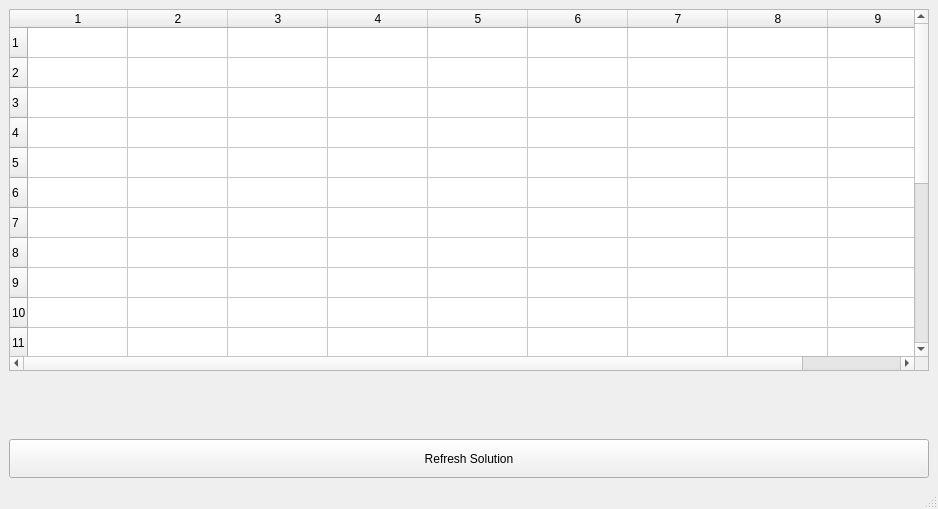
The window that forms/solution.ui (PlaviAjvar/Economic-Dispatching) describes before a commit, drawn with Qt 5.
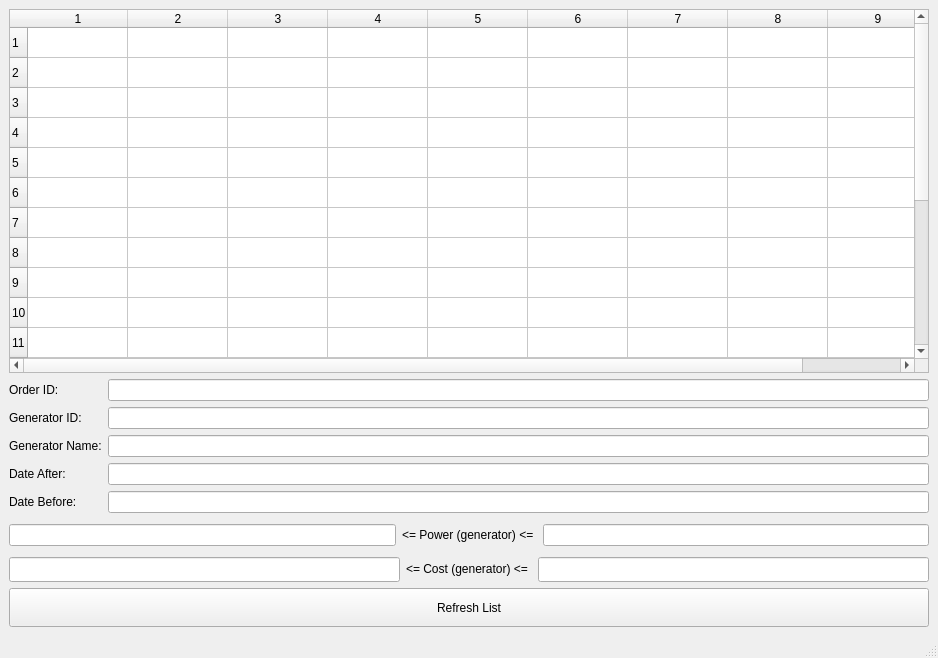
The same window after the commit.

Patch:
```diff
--- a/forms/solution.ui
+++ b/forms/solution.ui
@@ -7,7 +7,7 @@
     <x>0</x>
     <y>0</y>
     <width>938</width>
-    <height>509</height>
+    <height>658</height>
    </rect>
   </property>
   <property name="windowTitle">
@@ -55,30 +55,122 @@
      </widget>
     </item>
     <item>
-     <widget class="QLabel" name="total_cost">
-      <property name="minimumSize">
-       <size>
-        <width>0</width>
-        <height>25</height>
-       </size>
+     <layout class="QFormLayout" name="formLayout">
+      <item row="0" column="0">
+       <widget class="QLabel" name="orderIDLabel">
+        <property name="text">
+         <string>Order ID:</string>
+        </property>
+       </widget>
+      </item>
+      <item row="0" column="1">
+       <widget class="QLineEdit" name="orderIDLineEdit"/>
+      </item>
+      <item row="1" column="0">
+       <widget class="QLabel" name="generatorIDLabel">
+        <property name="text">
+         <string>Generator ID:</string>
+        </property>
+       </widget>
+      </item>
+      <item row="1" column="1">
+       <widget class="QLineEdit" name="generatorIDLineEdit"/>
+      </item>
+      <item row="2" column="0">
+       <widget class="QLabel" name="generatorNameLabel">
+        <property name="text">
+         <string>Generator Name:</string>
+        </property>
+       </widget>
+      </item>
+      <item row="2" column="1">
+       <widget class="QLineEdit" name="generatorNameLineEdit"/>
+      </item>
+      <item row="3" column="0">
+       <widget class="QLabel" name="dateAfterLabel">
+        <property name="text">
+         <string>Date After:</string>
+        </property>
+       </widget>
+      </item>
+      <item row="3" column="1">
+       <widget class="QLineEdit" name="dateAfterLineEdit"/>
+      </item>
+      <item row="4" column="0">
+       <widget class="QLabel" name="dateBeforeLabel">
+        <property name="text">
+         <string>Date Before:</string>
+        </property>
+       </widget>
+      </item>
+      <item row="4" column="1">
+       <widget class="QLineEdit" name="dateBeforeLineEdit"/>
+      </item>
+     </layout>
+    </item>
+    <item>
+     <layout class="QHBoxLayout" name="horizontalLayout">
+      <property name="sizeConstraint">
+       <enum>QLayout::SetDefaultConstraint</enum>
       </property>
-      <property name="text">
-       <string/>
+      <property name="topMargin">
+       <number>5</number>
       </property>
-     </widget>
+      <item>
+       <widget class="QLineEdit" name="powerLowLineEdit"/>
+      </item>
+      <item>
+       <widget class="QLabel" name="label">
+        <property name="text">
+         <string>   &lt;=   Power (generator)   &lt;=    </string>
+        </property>
+       </widget>
+      </item>
+      <item>
+       <widget class="QLineEdit" name="powerHighLineEdit">
+        <property name="maximumSize">
+         <size>
+          <width>16777215</width>
+          <height>25</height>
+         </size>
+        </property>
+       </widget>
+      </item>
+     </layout>
     </item>
     <item>
-     <widget class="QLabel" name="supplied_power">
-      <property name="minimumSize">
-       <size>
-        <width>0</width>
-        <height>25</height>
-       </size>
+     <layout class="QHBoxLayout" name="horizontalLayout_2">
+      <property name="topMargin">
+       <number>5</number>
       </property>
-      <property name="text">
-       <string/>
-      </property>
-     </widget>
+      <item>
+       <widget class="QLineEdit" name="costLowLineEdit">
+        <property name="minimumSize">
+         <size>
+          <width>0</width>
+          <height>25</height>
+         </size>
+        </property>
+       </widget>
+      </item>
+      <item>
+       <widget class="QLabel" name="label_2">
+        <property name="text">
+         <string>   &lt;=    Cost (generator)    &lt;=      </string>
+        </property>
+       </widget>
+      </item>
+      <item>
+       <widget class="QLineEdit" name="costHighLineEdit">
+        <property name="minimumSize">
+         <size>
+          <width>0</width>
+          <height>25</height>
+         </size>
+        </property>
+       </widget>
+      </item>
+     </layout>
     </item>
     <item>
      <widget class="QPushButton" name="refresh_btn">
@@ -95,7 +187,7 @@
        </size>
       </property>
       <property name="text">
-       <string>Refresh Solution</string>
+       <string>Refresh List</string>
       </property>
      </widget>
     </item>
```
